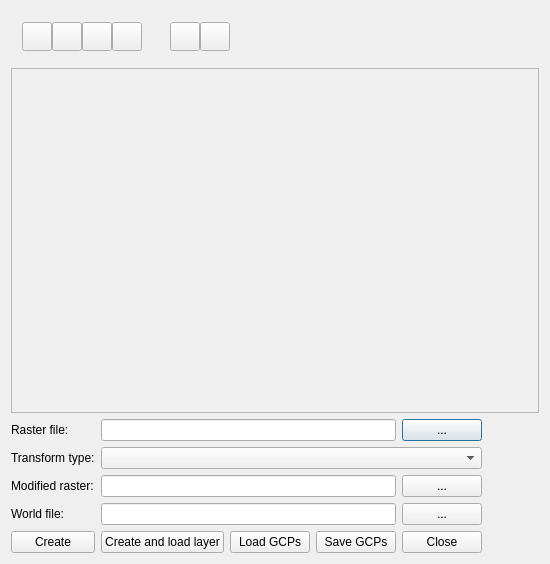
First picture: the form in qgis/src/plugins/georeferencer/qgspointdialogbase.ui, repository sourcepole/qgis, before the edit.
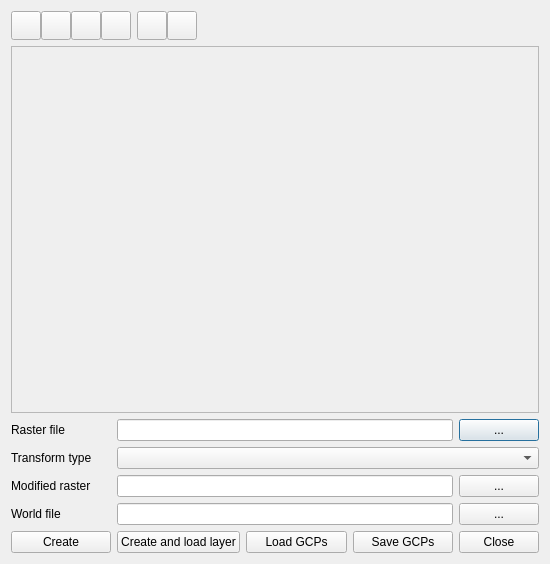
Second picture: the form after the edit. Icons and pictures are not drawn.

```diff
--- a/qgis/src/plugins/georeferencer/qgspointdialogbase.ui
+++ b/qgis/src/plugins/georeferencer/qgspointdialogbase.ui
@@ -19,9 +19,9 @@
    <item>
     <layout class="QHBoxLayout" name="horizontalLayout_2" >
      <item>
-      <widget class="QFrame" name="frame4" >
-       <property name="sizePolicy" >
-        <sizepolicy vsizetype="Fixed" hsizetype="Fixed" >
+      <widget class="QFrame" name="frame4">
+       <property name="sizePolicy">
+        <sizepolicy hsizetype="Minimum" vsizetype="Minimum">
          <horstretch>0</horstretch>
          <verstretch>0</verstretch>
         </sizepolicy>
@@ -36,8 +36,8 @@
         <property name="spacing" >
          <number>0</number>
         </property>
-        <property name="margin" >
-         <number>11</number>
+        <property name="margin">
+         <number>0</number>
         </property>
         <item>
          <widget class="QToolButton" name="tbnZoomIn" >
@@ -139,9 +139,9 @@
       </widget>
      </item>
      <item>
-      <widget class="QFrame" name="frame5" >
-       <property name="sizePolicy" >
-        <sizepolicy vsizetype="Fixed" hsizetype="Fixed" >
+      <widget class="QFrame" name="frame5">
+       <property name="sizePolicy">
+        <sizepolicy hsizetype="Minimum" vsizetype="Minimum">
          <horstretch>0</horstretch>
          <verstretch>0</verstretch>
         </sizepolicy>
@@ -156,8 +156,8 @@
         <property name="spacing" >
          <number>0</number>
         </property>
-        <property name="margin" >
-         <number>11</number>
+        <property name="margin">
+         <number>0</number>
         </property>
         <item>
          <widget class="QToolButton" name="tbnAddPoint" >
@@ -253,11 +253,11 @@
    <item>
     <layout class="QHBoxLayout" name="horizontalLayout" >
      <item>
-      <layout class="QGridLayout" name="gridLayout" >
-       <item row="0" column="0" >
-        <widget class="QLabel" name="textLabel1_2" >
-         <property name="text" >
-          <string>Raster file:</string>
+      <layout class="QGridLayout" name="gridLayout">
+       <item row="0" column="0">
+        <widget class="QLabel" name="textLabel1_2">
+         <property name="text">
+          <string>Raster file</string>
          </property>
         </widget>
        </item>
@@ -284,20 +284,20 @@
          </property>
         </widget>
        </item>
-       <item row="1" column="0" >
-        <widget class="QLabel" name="textLabel2" >
-         <property name="text" >
-          <string>Transform type:</string>
+       <item row="1" column="0">
+        <widget class="QLabel" name="textLabel2">
+         <property name="text">
+          <string>Transform type</string>
          </property>
         </widget>
        </item>
        <item row="1" column="1" colspan="4" >
         <widget class="QComboBox" name="cmbTransformType" />
        </item>
-       <item row="2" column="0" >
-        <widget class="QLabel" name="lblSelectModifiedRaster" >
-         <property name="text" >
-          <string>Modified raster:</string>
+       <item row="2" column="0">
+        <widget class="QLabel" name="lblSelectModifiedRaster">
+         <property name="text">
+          <string>Modified raster</string>
          </property>
         </widget>
        </item>
@@ -311,10 +311,10 @@
          </property>
         </widget>
        </item>
-       <item row="3" column="0" >
-        <widget class="QLabel" name="lblSelectWorldFile" >
-         <property name="text" >
-          <string>World file:</string>
+       <item row="3" column="0">
+        <widget class="QLabel" name="lblSelectWorldFile">
+         <property name="text">
+          <string>World file</string>
          </property>
         </widget>
        </item>
@@ -342,22 +342,9 @@
          </property>
         </widget>
        </item>
-       <item row="4" column="4" >
-        <widget class="QPushButton" name="pbnClose" >
-         <property name="sizePolicy" >
-          <sizepolicy vsizetype="Fixed" hsizetype="Fixed" >
-           <horstretch>0</horstretch>
-           <verstretch>0</verstretch>
-          </sizepolicy>
-         </property>
-         <property name="text" >
-          <string>Close</string>
-         </property>
-        </widget>
-       </item>
-       <item row="4" column="3" >
-        <widget class="QPushButton" name="pbnSaveGCPs" >
-         <property name="text" >
+       <item row="4" column="3">
+        <widget class="QPushButton" name="pbnSaveGCPs">
+         <property name="text">
           <string>Save GCPs</string>
          </property>
         </widget>
@@ -369,29 +356,46 @@
          </property>
         </widget>
        </item>
+       <item row="4" column="4">
+        <widget class="QPushButton" name="pbnClose">
+         <property name="sizePolicy">
+          <sizepolicy hsizetype="Fixed" vsizetype="Fixed">
+           <horstretch>0</horstretch>
+           <verstretch>0</verstretch>
+          </sizepolicy>
+         </property>
+         <property name="text">
+          <string>Close</string>
+         </property>
+        </widget>
+       </item>
       </layout>
      </item>
-     <item>
-      <spacer name="horizontalSpacer" >
-       <property name="orientation" >
-        <enum>Qt::Horizontal</enum>
-       </property>
-       <property name="sizeType" >
-        <enum>QSizePolicy::Expanding</enum>
-       </property>
-       <property name="sizeHint" stdset="0" >
-        <size>
-         <width>18</width>
-         <height>17</height>
-        </size>
-       </property>
-      </spacer>
-     </item>
     </layout>
    </item>
   </layout>
  </widget>
- <layoutdefault spacing="6" margin="11" />
+ <layoutdefault spacing="6" margin="11"/>
+ <tabstops>
+  <tabstop>tbnZoomIn</tabstop>
+  <tabstop>tbnZoomOut</tabstop>
+  <tabstop>tbnZoomToLayer</tabstop>
+  <tabstop>tbnPan</tabstop>
+  <tabstop>tbnAddPoint</tabstop>
+  <tabstop>tbnDeletePoint</tabstop>
+  <tabstop>leSelectRaster</tabstop>
+  <tabstop>pbnSelectRaster</tabstop>
+  <tabstop>cmbTransformType</tabstop>
+  <tabstop>leSelectModifiedRaster</tabstop>
+  <tabstop>pbnSelectModifiedRaster</tabstop>
+  <tabstop>leSelectWorldFile</tabstop>
+  <tabstop>pbnSelectWorldFile</tabstop>
+  <tabstop>pbnGenerateWorldFile</tabstop>
+  <tabstop>pbnGenerateAndLoad</tabstop>
+  <tabstop>pbnLoadGCPs</tabstop>
+  <tabstop>pbnSaveGCPs</tabstop>
+  <tabstop>pbnClose</tabstop>
+ </tabstops>
  <resources>
   <include location="georeferencer.qrc" />
  </resources>
```
Left out of the diff: 201 changed lines with no effect on the pictures.
